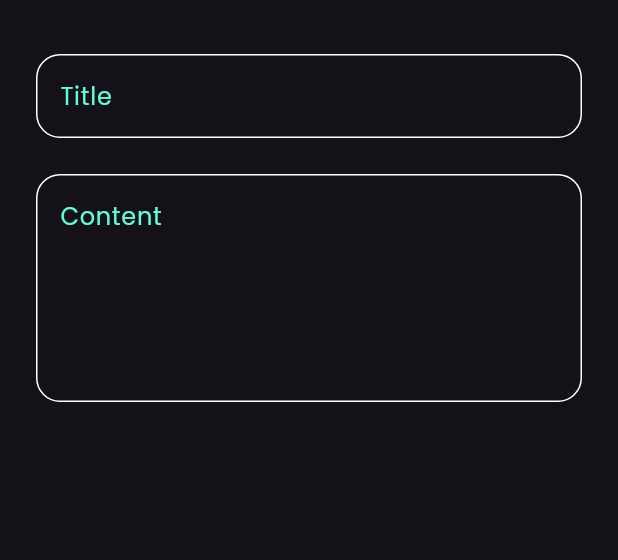
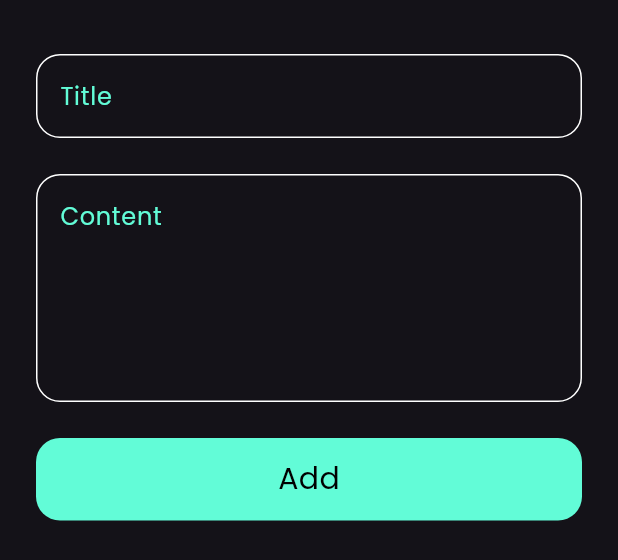
Before and after one commit to George-GS7/notes_app, a Flutter app: the AddNoteBottomSheet widget shown alone on an empty page, opened directly, on a phone screen of 412 x 824 dp. Shown: the top 560 px of the screen. Run offline on Flutter 3.47's test engine with Material 3 defaults, Android fonts, the phone set to English and light mode, and no system bars; our stand-ins replace font_awesome_flutter.

Commit message:
check commit

```diff
--- a/lib/views/widgets/add_note_bottom_sheet.dart
+++ b/lib/views/widgets/add_note_bottom_sheet.dart
@@ -1,4 +1,5 @@
 import 'package:flutter/material.dart';
+import 'package:notes_app/views/widgets/custom_button_bsheet.dart';
 import 'package:notes_app/views/widgets/custom_text_field.dart';
 
 class AddNoteBottomSheet extends StatelessWidget {
@@ -8,6 +9,7 @@ class AddNoteBottomSheet extends StatelessWidget {
   Widget build(BuildContext context) {
     return const Padding(
       padding: EdgeInsets.symmetric(horizontal: 24),
+      child: SingleChildScrollView(
         child: Column(
           children: [
             SizedBox(
@@ -23,7 +25,15 @@ class AddNoteBottomSheet extends StatelessWidget {
               hint: 'Content',
               maxLines: 5,
             ),
+            SizedBox(
+              height: 24,
+            ),
+            CustomButton(),
+            SizedBox(
+              height: 24,
+            ),
           ],
+        ),
       ),
     );
   }
--- /dev/null
+++ b/lib/views/widgets/custom_button_bsheet.dart
@@ -0,0 +1,24 @@
+import 'package:flutter/material.dart';
+import 'package:notes_app/views/widgets/constants.dart';
+
+class CustomButton extends StatelessWidget {
+  const CustomButton({super.key});
+
+  @override
+  Widget build(BuildContext context) {
+    return Container(
+      decoration: BoxDecoration(
+        color: kPrimaryColor,
+        borderRadius: BorderRadius.circular(16),
+      ),
+      width: MediaQuery.of(context).size.width,
+      height: 55,
+      child: const Center(
+        child: Text(
+          'Add',
+          style: TextStyle(color: Colors.black, fontSize: 20),
+        ),
+      ),
+    );
+  }
+}
```
Lines whose indentation alone changed are shown as unchanged.
